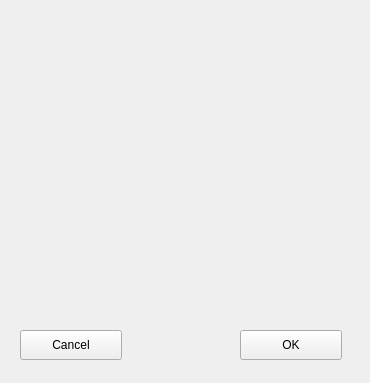
Liyezhong/Master, file HimalayaMain/Gui/Components/Dashboard/Forms/CassetteNumberInputWidget.ui: the form before one commit.
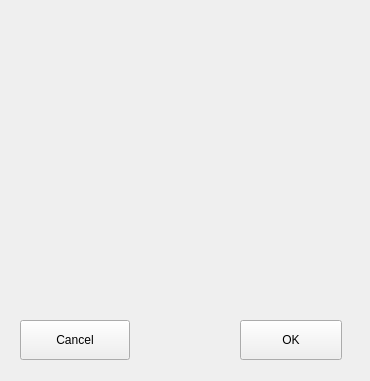
The form after the commit. Custom widgets are drawn as their Qt base class.

Commit message: Implemented CRS Req. 12888: If RMS is Cassettes, Dashboard shall open a pop-up for the customer to enter the number of Cassettes in the Retort, when the customer press "Start" button.

What changed in the file:
```diff
--- a/HimalayaMain/Gui/Components/Dashboard/Forms/CassetteNumberInputWidget.ui
+++ b/HimalayaMain/Gui/Components/Dashboard/Forms/CassetteNumberInputWidget.ui
@@ -7,7 +7,7 @@
     <x>0</x>
     <y>0</y>
     <width>370</width>
-    <height>383</height>
+    <height>381</height>
    </rect>
   </property>
   <property name="windowTitle">
@@ -27,9 +27,9 @@
    <property name="geometry">
     <rect>
      <x>240</x>
-     <y>330</y>
+     <y>320</y>
      <width>102</width>
-     <height>30</height>
+     <height>40</height>
     </rect>
    </property>
    <property name="text">
@@ -40,9 +40,9 @@
    <property name="geometry">
     <rect>
      <x>20</x>
-     <y>330</y>
-     <width>102</width>
-     <height>30</height>
+     <y>320</y>
+     <width>110</width>
+     <height>40</height>
     </rect>
    </property>
    <property name="text">
```
The commit also changes 6 other files.
